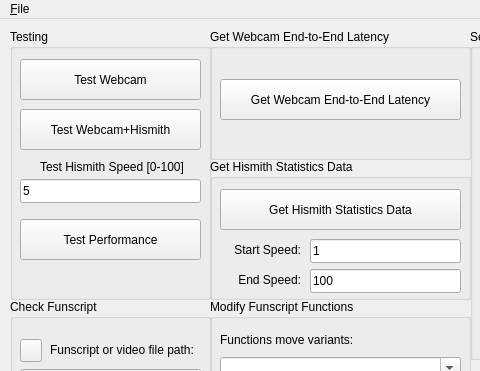
First picture: the form in mainwindow.ui, repository samsmit362/HismithControl, before the edit; both pictures show x 0 to 480 and y 0 to 371 of the 1079 by 509 pixel window.
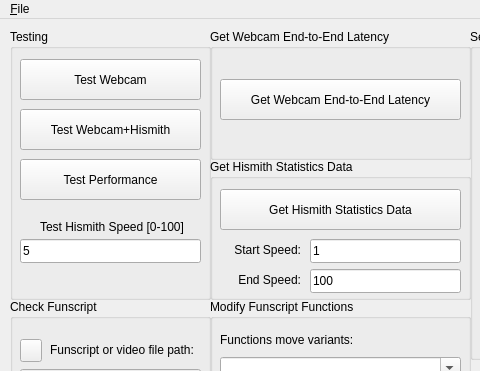
Second picture: the form after the edit.

Commit message: Updated "Get Hismith Statistics Data"

```diff
--- a/mainwindow.ui
+++ b/mainwindow.ui
@@ -56,7 +56,7 @@
      <property name="geometry">
       <rect>
        <x>10</x>
-       <y>150</y>
+       <y>210</y>
        <width>181</width>
        <height>24</height>
       </rect>
@@ -69,7 +69,7 @@
      <property name="geometry">
       <rect>
        <x>30</x>
-       <y>130</y>
+       <y>190</y>
        <width>151</width>
        <height>16</height>
       </rect>
@@ -82,7 +82,7 @@
      <property name="geometry">
       <rect>
        <x>10</x>
-       <y>190</y>
+       <y>130</y>
        <width>181</width>
        <height>41</height>
       </rect>
```
The commit also changes 1 other file.
